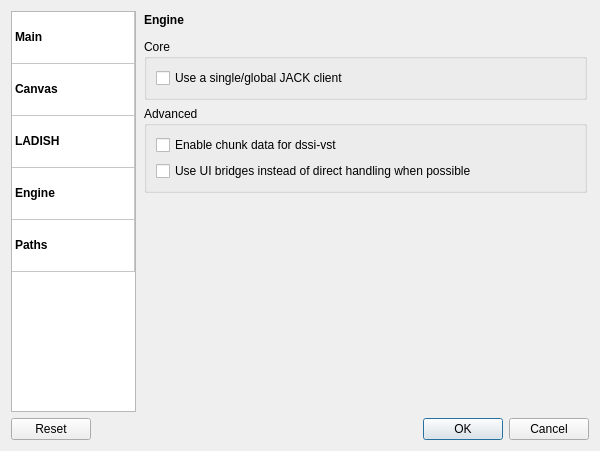
Qt form src/ui/settings_app.ui (falkTX/Cadence) before a commit.
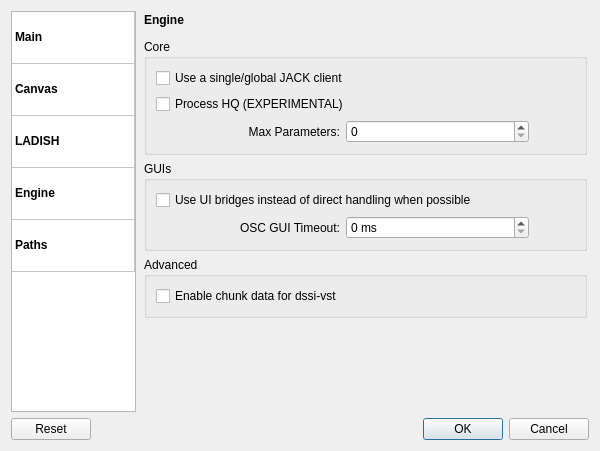
The same form after that commit. The open tabs and pages were chosen to show the change. Icons and pictures are not drawn.

Commit message: Add more options to Carla

```diff
--- a/src/ui/settings_app.ui
+++ b/src/ui/settings_app.ui
@@ -787,23 +787,135 @@
            <property name="title">
             <string>Core</string>
            </property>
-           <layout class="QVBoxLayout" name="verticalLayout_16">
-            <item>
+           <layout class="QGridLayout" name="gridLayout_7">
+            <item row="2" column="1">
+             <widget class="QSpinBox" name="sb_engine_max_params">
+              <property name="toolTip">
+               <string>Maximum number of parameters to allow in the built-in 'Edit' dialog</string>
+              </property>
+              <property name="maximum">
+               <number>1000</number>
+              </property>
+             </widget>
+            </item>
+            <item row="2" column="0">
+             <widget class="QLabel" name="label_7">
+              <property name="toolTip">
+               <string>Maximum number of parameters to allow in the built-in 'Edit' dialog</string>
+              </property>
+              <property name="text">
+               <string>Max Parameters:</string>
+              </property>
+              <property name="alignment">
+               <set>Qt::AlignRight|Qt::AlignTrailing|Qt::AlignVCenter</set>
+              </property>
+             </widget>
+            </item>
+            <item row="2" column="2">
+             <spacer name="horizontalSpacer_2">
+              <property name="orientation">
+               <enum>Qt::Horizontal</enum>
+              </property>
+              <property name="sizeType">
+               <enum>QSizePolicy::Fixed</enum>
+              </property>
+              <property name="sizeHint" stdset="0">
+               <size>
+                <width>40</width>
+                <height>10</height>
+               </size>
+              </property>
+             </spacer>
+            </item>
+            <item row="0" column="0" colspan="3">
              <widget class="QCheckBox" name="ch_engine_global_client">
               <property name="text">
                <string>Use a single/global JACK client</string>
               </property>
              </widget>
             </item>
+            <item row="1" column="0" colspan="3">
+             <widget class="QCheckBox" name="ch_engine_process_hq">
+              <property name="toolTip">
+               <string>Process audio in blocks of 8 samples, allowing &quot;per-sample&quot; automation.
+Recommended to use when 'rendering' a project.
+Some plugins might not work properly under this mode.</string>
+              </property>
+              <property name="text">
+               <string>Process HQ (EXPERIMENTAL)</string>
+              </property>
+             </widget>
+            </item>
            </layout>
           </widget>
          </item>
          <item>
           <widget class="QGroupBox" name="groupBox_8">
            <property name="title">
+            <string>GUIs</string>
+           </property>
+           <layout class="QGridLayout" name="gridLayout_8">
+            <item row="1" column="0">
+             <widget class="QLabel" name="label_12">
+              <property name="toolTip">
+               <string>How much time to wait for OSC GUIs to ping back the host</string>
+              </property>
+              <property name="text">
+               <string>OSC GUI Timeout:</string>
+              </property>
+              <property name="alignment">
+               <set>Qt::AlignRight|Qt::AlignTrailing|Qt::AlignVCenter</set>
+              </property>
+             </widget>
+            </item>
+            <item row="1" column="1">
+             <widget class="QSpinBox" name="sb_engine_oscgui_timeout">
+              <property name="toolTip">
+               <string>How much time to wait for OSC GUIs to ping back the host</string>
+              </property>
+              <property name="suffix">
+               <string> ms</string>
+              </property>
+              <property name="maximum">
+               <number>10000</number>
+              </property>
+             </widget>
+            </item>
+            <item row="1" column="2">
+             <spacer name="horizontalSpacer_9">
+              <property name="orientation">
+               <enum>Qt::Horizontal</enum>
+              </property>
+              <property name="sizeType">
+               <enum>QSizePolicy::Fixed</enum>
+              </property>
+              <property name="sizeHint" stdset="0">
+               <size>
+                <width>40</width>
+                <height>10</height>
+               </size>
+              </property>
+             </spacer>
+            </item>
+            <item row="0" column="0" colspan="3">
+             <widget class="QCheckBox" name="ch_engine_prefer_bridges">
+              <property name="toolTip">
+               <string>Use OSC-GUI bridges when possible, this way separating the UI from DSP code</string>
+              </property>
+              <property name="text">
+               <string>Use UI bridges instead of direct handling when possible</string>
+              </property>
+             </widget>
+            </item>
+           </layout>
+          </widget>
+         </item>
+         <item>
+          <widget class="QGroupBox" name="groupBox_2">
+           <property name="title">
             <string>Advanced</string>
            </property>
-           <layout class="QVBoxLayout" name="verticalLayout_19">
+           <layout class="QVBoxLayout" name="verticalLayout_17">
             <item>
              <widget class="QCheckBox" name="ch_engine_dssi_chunks">
               <property name="text">
@@ -811,13 +923,6 @@
               </property>
              </widget>
             </item>
-            <item>
-             <widget class="QCheckBox" name="ch_engine_prefer_bridges">
-              <property name="text">
-               <string>Use UI bridges instead of direct handling when possible</string>
-              </property>
-             </widget>
-            </item>
            </layout>
           </widget>
          </item>
```
Left out of the diff: 5 changed lines with no effect on the pictures. The commit also changes 1 other file.
